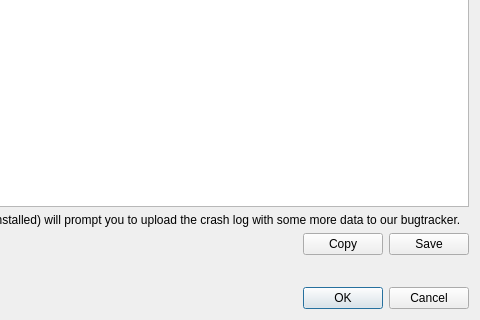
The window that src/plugins/anhero/crashprocess/crashdialog.ui (0xd34df00d/leechcraft) describes before a commit, drawn with Qt 5; both pictures show x 530 to 1010 and y 380 to 700 of the 1010 by 700 pixel window.
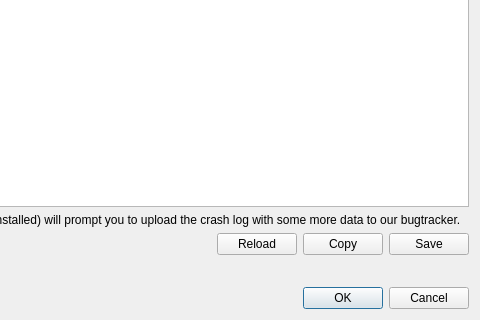
The same window after the commit. Icons and pictures are not drawn.

Commit message: [AnHero] Support reloads.

What changed in the file:
```diff
--- a/src/plugins/anhero/crashprocess/crashdialog.ui
+++ b/src/plugins/anhero/crashprocess/crashdialog.ui
@@ -52,6 +52,16 @@
        </property>
       </spacer>
      </item>
+     <item>
+      <widget class="QPushButton" name="Reload_">
+       <property name="text">
+        <string>Reload</string>
+       </property>
+       <property name="icon">
+        <iconset theme="view-refresh"/>
+       </property>
+      </widget>
+     </item>
      <item>
       <widget class="QPushButton" name="Copy_">
        <property name="text">
```
Left out of the diff: 17 changed lines with no effect on the pictures. The commit also changes 3 other files.
